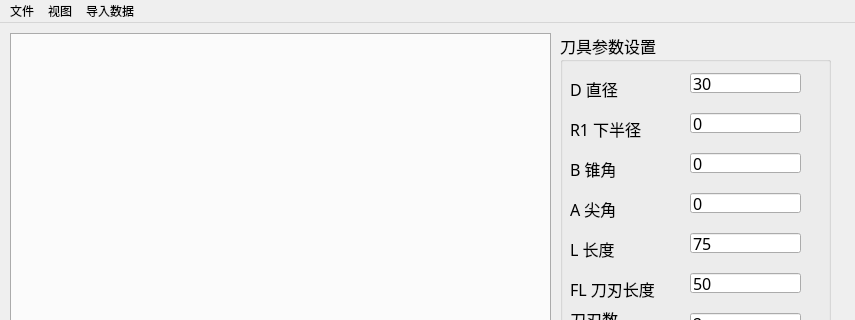
Old version of the form src/CopyVericut/CopyVericut.ui in the repository CopyVericut/CopyVericut; both pictures show x 0 to 855 and y 0 to 320 of the 855 by 815 pixel window.
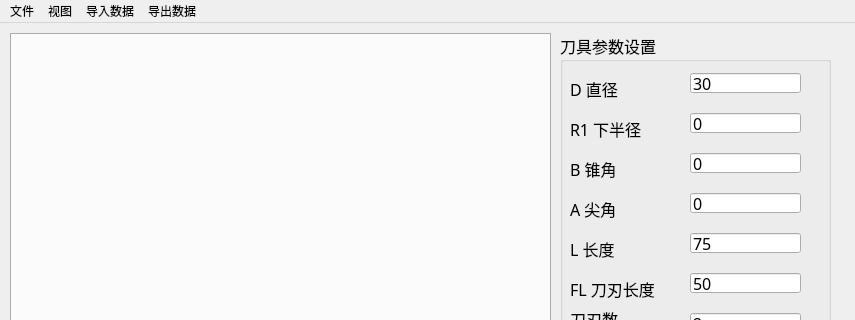
New version of the form. Icons and pictures are not drawn.

Commit message: debug MillSimulation#添加了导出IGES轨迹

What changed in the file:
```diff
--- a/src/CopyVericut/CopyVericut.ui
+++ b/src/CopyVericut/CopyVericut.ui
@@ -678,9 +678,17 @@
     <addaction name="import_machining_part"/>
     <addaction name="import_machine_model"/>
    </widget>
+   <widget class="QMenu" name="menu_4">
+    <property name="title">
+     <string>导出数据</string>
+    </property>
+    <addaction name="actionExport_IGES"/>
+    <addaction name="actionExport_Blank"/>
+   </widget>
    <addaction name="menu"/>
    <addaction name="menu_3"/>
    <addaction name="menu_2"/>
+   <addaction name="menu_4"/>
   </widget>
   <widget class="QStatusBar" name="statusBar"/>
   <action name="action">
```
Left out of the diff: 14 changed lines with no effect on the pictures. The commit also changes 39 other files.
